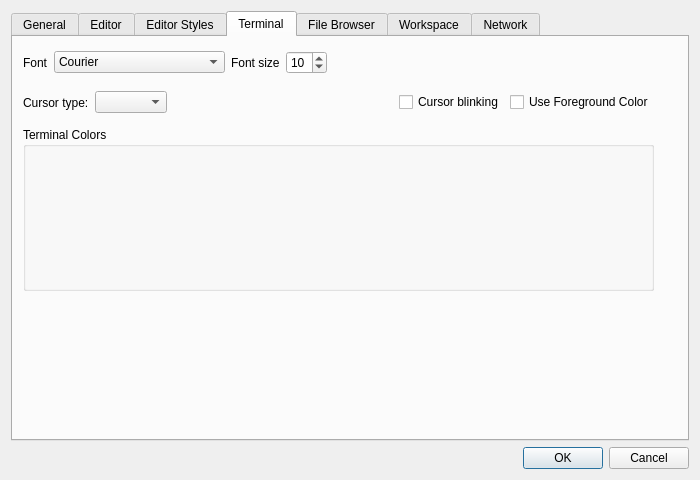
Qt form libgui/src/settings-dialog.ui (ctaggart/octave) before a commit.
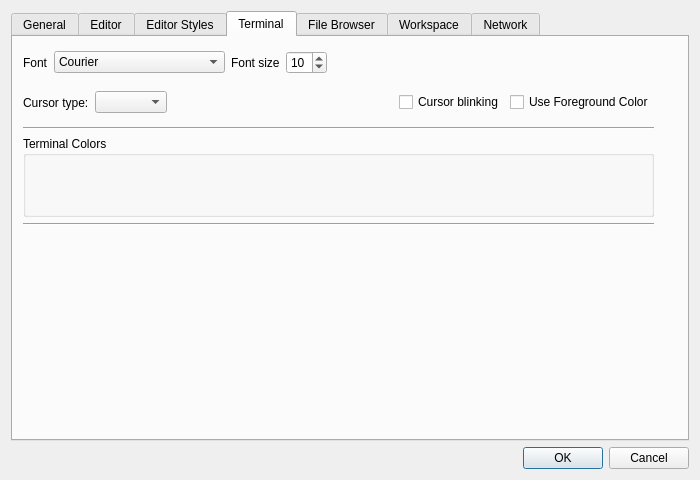
The same form after that commit. The open tabs and pages were chosen to show the change.

Commit message:
Reduce the spacing for the "Terminal Colors" under Terminal tab.
* libgui/src/settings-dialog.ui: Place the vertical-spacer inside the
QVBoxLayout widget containing the terminal_colors_box.

Diff of the .ui file:
```diff
--- a/libgui/src/settings-dialog.ui
+++ b/libgui/src/settings-dialog.ui
@@ -891,22 +891,29 @@
         </item>
        </layout>
       </widget>
-      <widget class="QWidget" name="verticalLayoutWidget_2">
+      <widget class="QWidget" name="verticalLayoutWidget_3">
        <property name="geometry">
         <rect>
          <x>10</x>
          <y>90</y>
          <width>631</width>
-         <height>164</height>
+         <height>291</height>
         </rect>
        </property>
-       <layout class="QVBoxLayout" name="verticalLayout">
+       <layout class="QVBoxLayout" name="verticalLayout_8">
+        <item>
+         <widget class="Line" name="line_6">
+          <property name="orientation">
+           <enum>Qt::Horizontal</enum>
+          </property>
+         </widget>
+        </item>
         <item>
          <widget class="QGroupBox" name="terminal_colors_box">
           <property name="minimumSize">
            <size>
             <width>0</width>
-            <height>162</height>
+            <height>81</height>
            </size>
           </property>
           <property name="title">
@@ -914,18 +921,19 @@
           </property>
          </widget>
         </item>
-       </layout>
-      </widget>
-      <widget class="QWidget" name="verticalLayoutWidget_3">
-       <property name="geometry">
-        <rect>
-         <x>10</x>
-         <y>260</y>
-         <width>631</width>
-         <height>121</height>
-        </rect>
-       </property>
-       <layout class="QVBoxLayout" name="verticalLayout_8">
+        <item>
+         <widget class="Line" name="line_5">
+          <property name="minimumSize">
+           <size>
+            <width>0</width>
+            <height>0</height>
+           </size>
+          </property>
+          <property name="orientation">
+           <enum>Qt::Horizontal</enum>
+          </property>
+         </widget>
+        </item>
         <item>
          <spacer name="verticalSpacer_3">
           <property name="orientation">
```
Left out of the diff: 2 changed lines with no effect on the pictures.
